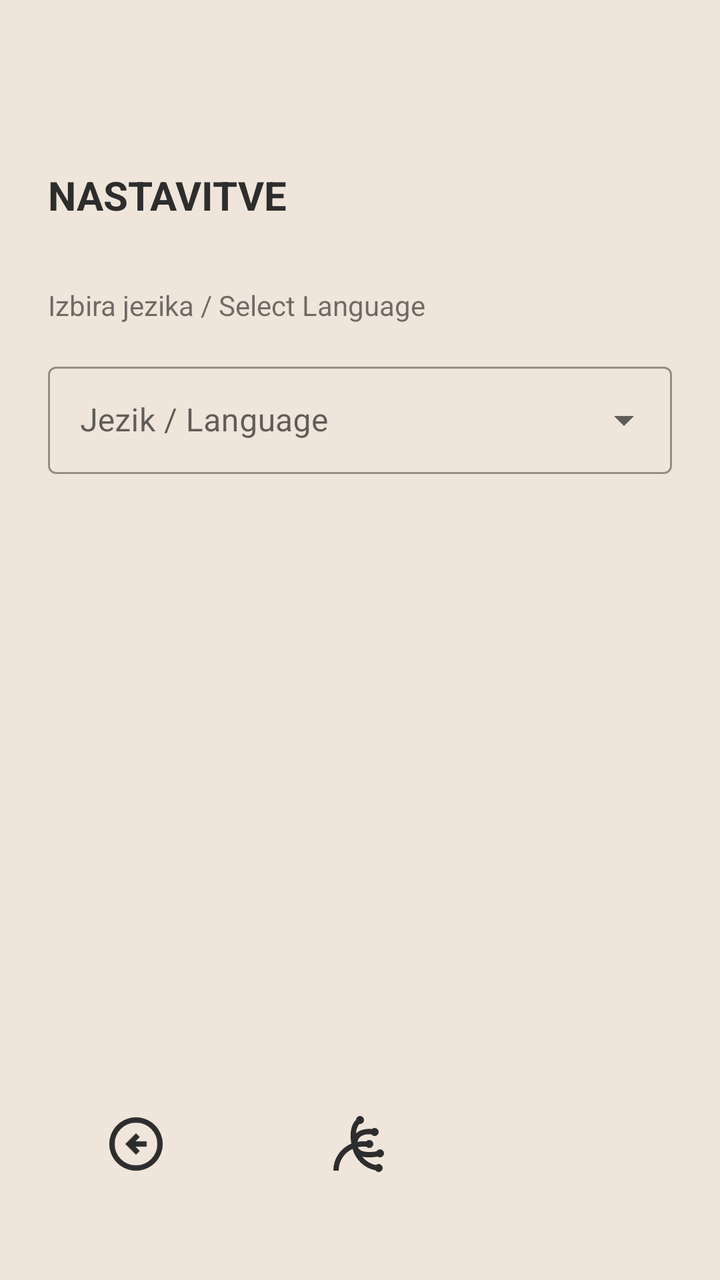
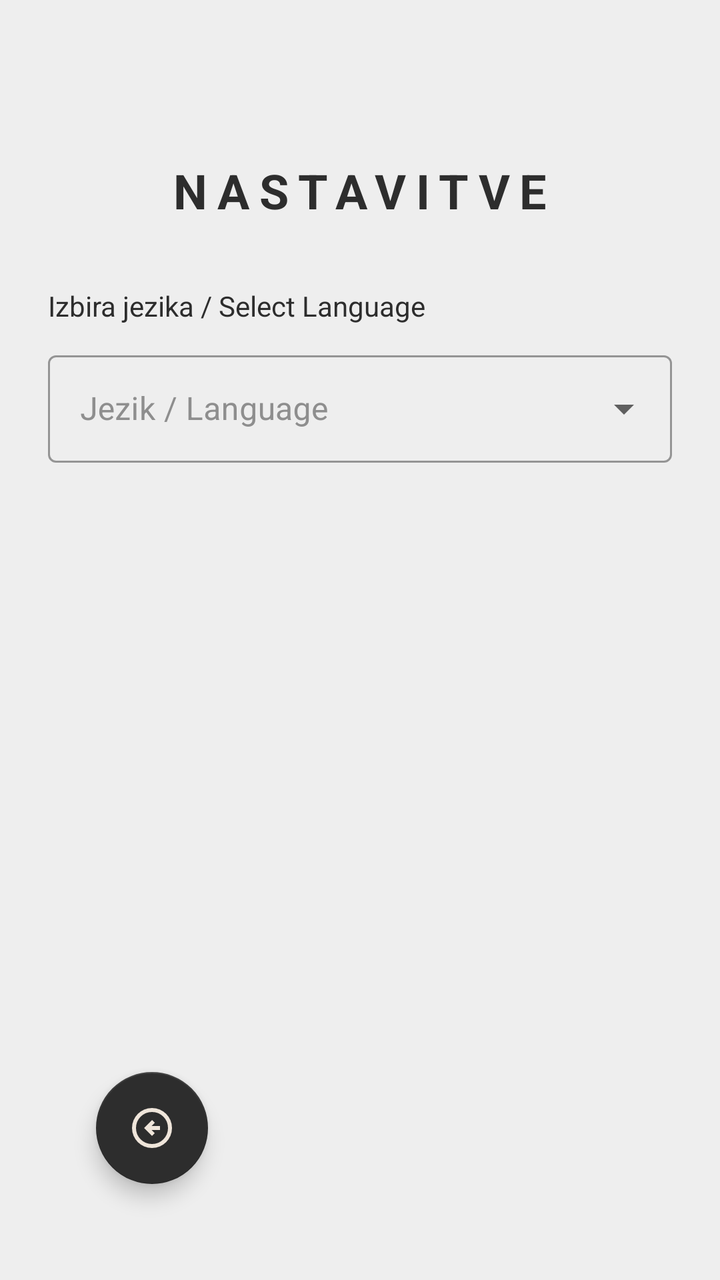

Screens rendered from an Android XML layout before and after an edit, with the pre-edit source and the edit as a unified diff.
<!-- AndroidManifest.xml: application theme Theme.PametniPaketnik -->
<!-- res/layout/activity_settings.xml -->
<?xml version="1.0" encoding="utf-8"?>
<androidx.constraintlayout.widget.ConstraintLayout xmlns:android="http://schemas.android.com/apk/res/android"
    xmlns:app="http://schemas.android.com/apk/res-auto"
    android:layout_width="match_parent"
    android:layout_height="match_parent"
    android:background="@color/background"
    android:padding="24dp">

    <TextView
        android:id="@+id/settingsTitle"
        android:layout_width="wrap_content"
        android:layout_height="wrap_content"
        android:text="@string/settings_title"
        android:textSize="20sp"
        android:textStyle="bold"
        android:textColor="@color/history_text_primary"
        android:layout_marginTop="60dp"
        app:layout_constraintTop_toTopOf="parent"
        app:layout_constraintStart_toStartOf="parent" />

    <TextView
        android:id="@+id/languageLabel"
        android:layout_width="wrap_content"
        android:layout_height="wrap_content"
        android:text="@string/select_language_text"
        android:layout_marginTop="32dp"
        app:layout_constraintTop_toBottomOf="@id/settingsTitle"
        app:layout_constraintStart_toStartOf="parent" />

    <com.google.android.material.textfield.TextInputLayout
        android:id="@+id/languageDropdownMenu"
        style="@style/Widget.MaterialComponents.TextInputLayout.OutlinedBox.ExposedDropdownMenu"
        android:layout_width="match_parent"
        android:layout_height="wrap_content"
        android:layout_marginTop="16dp"
        android:hint="@string/language_hint"
        app:layout_constraintTop_toBottomOf="@id/languageLabel">

        <AutoCompleteTextView
            android:id="@+id/autoCompleteLanguage"
            android:layout_width="match_parent"
            android:layout_height="wrap_content"
            android:inputType="none"
            android:padding="16dp" />

    </com.google.android.material.textfield.TextInputLayout>
    <ImageButton
        android:id="@+id/btnHome"
        android:layout_width="56dp"
        android:layout_height="56dp"
        android:layout_marginBottom="16dp"
        android:background="?attr/selectableItemBackgroundBorderless"
        android:contentDescription="@string/domov"
        android:padding="12dp"
        android:scaleType="fitCenter"
        android:src="@drawable/ic_home_black"
        app:layout_constraintBottom_toBottomOf="parent"
        app:layout_constraintStart_toStartOf="parent"
        app:layout_constraintEnd_toEndOf="parent"
        app:tint="@color/history_text_primary" />
    <ImageButton
        android:id="@+id/btnBack"
        android:layout_width="56dp"
        android:layout_height="56dp"
        android:layout_marginStart="16dp"
        android:layout_marginBottom="16dp"
        android:background="?attr/selectableItemBackgroundBorderless"
        android:contentDescription="@string/nazaj"
        android:padding="12dp"
        android:scaleType="fitCenter"
        android:src="@drawable/ic_back_black"
        app:layout_constraintBottom_toBottomOf="parent"
        app:layout_constraintStart_toStartOf="parent"
        app:tint="@color/history_text_primary" />
</androidx.constraintlayout.widget.ConstraintLayout>
<!-- resources referenced by this layout -->
<resources>
  <color name="background">#EFE5DA</color>
  <color name="history_text_primary">#2D2D2D</color>
  <!-- drawable ic_back_black (drawable) -->
  <vector xmlns:android="http://schemas.android.com/apk/res/android" android:autoMirrored="true" android:height="24dp" android:tint="#000000" android:viewportHeight="960" android:viewportWidth="960" android:width="24dp">
        
      <path android:fillColor="@android:color/white" android:pathData="M480,640L536,584L472,520L640,520L640,440L472,440L536,376L480,320L320,480L480,640ZM480,880Q397,880 324,848.5Q251,817 197,763Q143,709 111.5,636Q80,563 80,480Q80,397 111.5,324Q143,251 197,197Q251,143 324,111.5Q397,80 480,80Q563,80 636,111.5Q709,143 763,197Q817,251 848.5,324Q880,397 880,480Q880,563 848.5,636Q817,709 763,763Q709,817 636,848.5Q563,880 480,880ZM480,800Q614,800 707,707Q800,614 800,480Q800,346 707,253Q614,160 480,160Q346,160 253,253Q160,346 160,480Q160,614 253,707Q346,800 480,800ZM480,480Q480,480 480,480Q480,480 480,480Q480,480 480,480Q480,480 480,480Q480,480 480,480Q480,480 480,480Q480,480 480,480Q480,480 480,480Z"/>
      
  </vector>
  <!-- drawable ic_home_black (drawable) -->
  <vector xmlns:android="http://schemas.android.com/apk/res/android" android:height="24dp" android:tint="#000000" android:viewportHeight="960" android:viewportWidth="960" android:width="24dp">
        
      <path android:fillColor="@android:color/white" android:pathData="M760,900Q745,900 732,893Q719,886 711,874Q590,852 497.5,766Q405,680 368,554Q272,599 216,686.5Q160,774 160,880L80,880Q80,746 153.5,636Q227,526 350,474Q329,359 346.5,266.5Q364,174 420,117Q420,117 420,117Q420,117 420,117Q422,93 439,76.5Q456,60 480,60Q505,60 522.5,77.5Q540,95 540,120Q540,145 522.5,162.5Q505,180 480,180Q478,180 476,180Q474,180 471,179Q449,204 436,240.5Q423,277 419,322Q439,302 465.5,287.5Q492,273 524,265Q554,257 588.5,254.5Q623,252 661,255Q669,247 679,243.5Q689,240 700,240Q725,240 742.5,257.5Q760,275 760,300Q760,325 742.5,342.5Q725,360 700,360Q686,360 672.5,353.5Q659,347 651,335Q618,333 587.5,335.5Q557,338 533,346Q494,359 471.5,384Q449,409 443,448Q471,443 490.5,441.5Q510,440 576,440Q584,430 595.5,425Q607,420 620,420Q645,420 662.5,437.5Q680,455 680,480Q680,505 662.5,522.5Q645,540 620,540Q607,540 595.5,535Q584,530 576,520Q513,520 493,521.5Q473,523 448,528Q461,562 499,580Q537,598 598,600Q627,602 660.5,599Q694,596 728,590Q736,576 750,568Q764,560 780,560Q805,560 822.5,577.5Q840,595 840,620Q840,645 822.5,662.5Q805,680 780,680Q770,680 761.5,677Q753,674 745,668Q711,674 678.5,677.5Q646,681 617,681Q588,681 562,678Q536,675 513,669Q551,718 605.5,751.5Q660,785 720,796Q728,788 738.5,784Q749,780 760,780Q785,780 802.5,797.5Q820,815 820,840Q820,865 802.5,882.5Q785,900 760,900Z"/>
      
  </vector>
  <string name="domov">Domov</string>
  <string name="language_hint">Jezik / Language</string>
  <string name="nazaj">Nazaj</string>
  <string name="select_language_text">Izbira jezika / Select Language</string>
  <string name="settings_title">NASTAVITVE</string>
  <style name="Theme.PametniPaketnik" parent="Base.Theme.PametniPaketnik" />
  <style name="Base.Theme.PametniPaketnik" parent="Theme.MaterialComponents.Light.NoActionBar">
          <item name="colorPrimary">@color/history_text_primary</item>
          <item name="android:statusBarColor">@color/background</item>
          <item name="android:windowLightStatusBar">true</item> </style>
</resources>

<!-- the commit's change to res/layout/activity_settings.xml (unified diff, before → after) -->
@@ -3,7 +3,7 @@
     xmlns:app="http://schemas.android.com/apk/res-auto"
     android:layout_width="match_parent"
     android:layout_height="match_parent"
-    android:background="@color/background"
+    android:background="@color/home_page_background"
     android:padding="24dp">
 
     <TextView
@@ -11,12 +11,16 @@
         android:layout_width="wrap_content"
         android:layout_height="wrap_content"
         android:text="@string/settings_title"
-        android:textSize="20sp"
+        android:textSize="24sp"
+        android:letterSpacing="0.2"
         android:textStyle="bold"
         android:textColor="@color/history_text_primary"
-        android:layout_marginTop="60dp"
+        android:layout_marginTop="55dp"
+        android:layout_marginStart="24dp"
+        android:layout_marginEnd="24dp"
         app:layout_constraintTop_toTopOf="parent"
-        app:layout_constraintStart_toStartOf="parent" />
+        app:layout_constraintStart_toStartOf="parent"
+        app:layout_constraintEnd_toEndOf="parent"/>
 
     <TextView
         android:id="@+id/languageLabel"
@@ -24,6 +28,7 @@
         android:layout_height="wrap_content"
         android:text="@string/select_language_text"
         android:layout_marginTop="32dp"
+        android:textColor="@color/history_text_primary"
         app:layout_constraintTop_toBottomOf="@id/settingsTitle"
         app:layout_constraintStart_toStartOf="parent" />
 
@@ -32,7 +37,8 @@
         style="@style/Widget.MaterialComponents.TextInputLayout.OutlinedBox.ExposedDropdownMenu"
         android:layout_width="match_parent"
         android:layout_height="wrap_content"
-        android:layout_marginTop="16dp"
+        android:textColorHint="@color/history_text_secondary"
+        android:layout_marginTop="10dp"
         android:hint="@string/language_hint"
         app:layout_constraintTop_toBottomOf="@id/languageLabel">
 
@@ -44,32 +50,17 @@
             android:padding="16dp" />
 
     </com.google.android.material.textfield.TextInputLayout>
-    <ImageButton
-        android:id="@+id/btnHome"
-        android:layout_width="56dp"
-        android:layout_height="56dp"
-        android:layout_marginBottom="16dp"
-        android:background="?attr/selectableItemBackgroundBorderless"
-        android:contentDescription="@string/domov"
-        android:padding="12dp"
-        android:scaleType="fitCenter"
-        android:src="@drawable/ic_home_black"
+
+    <com.google.android.material.floatingactionbutton.FloatingActionButton
+        android:id="@+id/btnBack"
+        android:layout_width="wrap_content"
+        android:layout_height="wrap_content"
+        android:layout_marginStart="24dp"
+        android:layout_marginBottom="24dp"
+        android:src="@drawable/ic_back_black"
+        app:tint="@color/background"
+        app:backgroundTint="@color/history_text_primary"
         app:layout_constraintBottom_toBottomOf="parent"
         app:layout_constraintStart_toStartOf="parent"
-        app:layout_constraintEnd_toEndOf="parent"
-        app:tint="@color/history_text_primary" />
-    <ImageButton
-        android:id="@+id/btnBack"
-        android:layout_width="56dp"
-        android:layout_height="56dp"
-        android:layout_marginStart="16dp"
-        android:layout_marginBottom="16dp"
-        android:background="?attr/selectableItemBackgroundBorderless"
-        android:contentDescription="@string/nazaj"
-        android:padding="12dp"
-        android:scaleType="fitCenter"
-        android:src="@drawable/ic_back_black"
-        app:layout_constraintBottom_toBottomOf="parent"
-        app:layout_constraintStart_toStartOf="parent"
-        app:tint="@color/history_text_primary" />
+        app:fabSize="normal" />
 </androidx.constraintlayout.widget.ConstraintLayout>
<!-- resource entries referenced after the edit -->
@@ -2,21 +2,15 @@
 <resources>
   <color name="background">#EFE5DA</color>
   <color name="history_text_primary">#2D2D2D</color>
+  <color name="history_text_secondary">#8E8E8E</color>
+  <color name="home_page_background">#EEEEEE</color>
   <!-- drawable ic_back_black (drawable) -->
   <vector xmlns:android="http://schemas.android.com/apk/res/android" android:autoMirrored="true" android:height="24dp" android:tint="#000000" android:viewportHeight="960" android:viewportWidth="960" android:width="24dp">
         
       <path android:fillColor="@android:color/white" android:pathData="M480,640L536,584L472,520L640,520L640,440L472,440L536,376L480,320L320,480L480,640ZM480,880Q397,880 324,848.5Q251,817 197,763Q143,709 111.5,636Q80,563 80,480Q80,397 111.5,324Q143,251 197,197Q251,143 324,111.5Q397,80 480,80Q563,80 636,111.5Q709,143 763,197Q817,251 848.5,324Q880,397 880,480Q880,563 848.5,636Q817,709 763,763Q709,817 636,848.5Q563,880 480,880ZM480,800Q614,800 707,707Q800,614 800,480Q800,346 707,253Q614,160 480,160Q346,160 253,253Q160,346 160,480Q160,614 253,707Q346,800 480,800ZM480,480Q480,480 480,480Q480,480 480,480Q480,480 480,480Q480,480 480,480Q480,480 480,480Q480,480 480,480Q480,480 480,480Q480,480 480,480Z"/>
       
   </vector>
-  <!-- drawable ic_home_black (drawable) -->
-  <vector xmlns:android="http://schemas.android.com/apk/res/android" android:height="24dp" android:tint="#000000" android:viewportHeight="960" android:viewportWidth="960" android:width="24dp">
-        
-      <path android:fillColor="@android:color/white" android:pathData="M760,900Q745,900 732,893Q719,886 711,874Q590,852 497.5,766Q405,680 368,554Q272,599 216,686.5Q160,774 160,880L80,880Q80,746 153.5,636Q227,526 350,474Q329,359 346.5,266.5Q364,174 420,117Q420,117 420,117Q420,117 420,117Q422,93 439,76.5Q456,60 480,60Q505,60 522.5,77.5Q540,95 540,120Q540,145 522.5,162.5Q505,180 480,180Q478,180 476,180Q474,180 471,179Q449,204 436,240.5Q423,277 419,322Q439,302 465.5,287.5Q492,273 524,265Q554,257 588.5,254.5Q623,252 661,255Q669,247 679,243.5Q689,240 700,240Q725,240 742.5,257.5Q760,275 760,300Q760,325 742.5,342.5Q725,360 700,360Q686,360 672.5,353.5Q659,347 651,335Q618,333 587.5,335.5Q557,338 533,346Q494,359 471.5,384Q449,409 443,448Q471,443 490.5,441.5Q510,440 576,440Q584,430 595.5,425Q607,420 620,420Q645,420 662.5,437.5Q680,455 680,480Q680,505 662.5,522.5Q645,540 620,540Q607,540 595.5,535Q584,530 576,520Q513,520 493,521.5Q473,523 448,528Q461,562 499,580Q537,598 598,600Q627,602 660.5,599Q694,596 728,590Q736,576 750,568Q764,560 780,560Q805,560 822.5,577.5Q840,595 840,620Q840,645 822.5,662.5Q805,680 780,680Q770,680 761.5,677Q753,674 745,668Q711,674 678.5,677.5Q646,681 617,681Q588,681 562,678Q536,675 513,669Q551,718 605.5,751.5Q660,785 720,796Q728,788 738.5,784Q749,780 760,780Q785,780 802.5,797.5Q820,815 820,840Q820,865 802.5,882.5Q785,900 760,900Z"/>
-      
-  </vector>
-  <string name="domov">Domov</string>
   <string name="language_hint">Jezik / Language</string>
-  <string name="nazaj">Nazaj</string>
   <string name="select_language_text">Izbira jezika / Select Language</string>
   <string name="settings_title">NASTAVITVE</string>
   <style name="Theme.PametniPaketnik" parent="Base.Theme.PametniPaketnik" />
